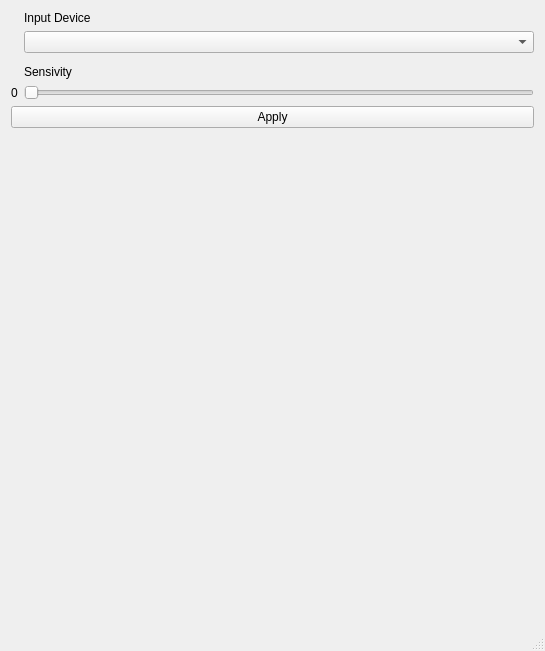
This is mainwindow.ui in oguzbakir/RivalQt as Qt 5 draws it before an edit. The edited form follows.
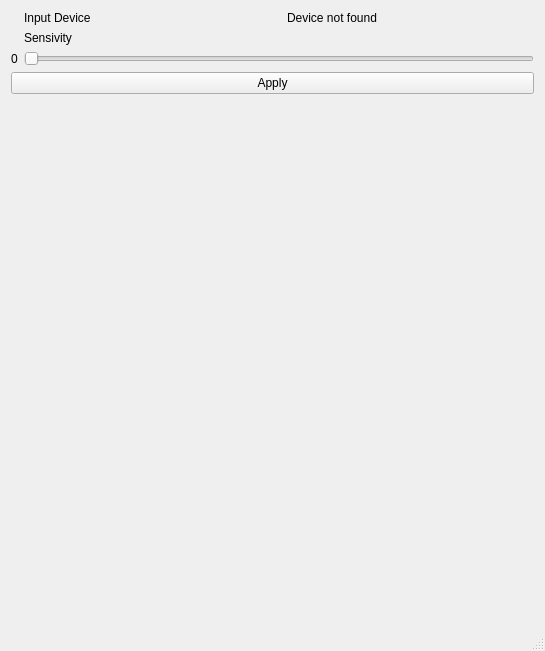
This is the edited form. Icons and pictures are not drawn.

Commit message: Added rivalcfg checker and device name label

What changed in the file:
```diff
--- a/mainwindow.ui
+++ b/mainwindow.ui
@@ -19,31 +19,45 @@
   </property>
   <widget class="QWidget" name="centralWidget">
    <layout class="QFormLayout" name="formLayout">
-    <item row="1" column="1">
+    <item row="0" column="1">
+     <layout class="QHBoxLayout" name="horizontalLayout">
+      <property name="spacing">
+       <number>16</number>
+      </property>
+      <property name="sizeConstraint">
+       <enum>QLayout::SetDefaultConstraint</enum>
+      </property>
+      <item>
      <widget class="QLabel" name="label">
       <property name="text">
        <string>Input Device</string>
       </property>
      </widget>
     </item>
-    <item row="2" column="1">
-     <widget class="QComboBox" name="comboBoxDevices"/>
-    </item>
-    <item row="4" column="1">
-     <widget class="QLabel" name="label_2">
+      <item>
+       <widget class="QLabel" name="deviceNameLabel">
+        <property name="text">
+         <string>Device not found</string>
+        </property>
+       </widget>
+      </item>
+     </layout>
+    </item>
+    <item row="1" column="1">
+     <widget class="QLabel" name="sensivityLabel">
       <property name="text">
        <string>Sensivity</string>
       </property>
      </widget>
     </item>
-    <item row="6" column="0">
+    <item row="3" column="0">
      <widget class="QLabel" name="lblValue">
       <property name="text">
        <string>0</string>
       </property>
      </widget>
     </item>
-    <item row="6" column="1">
+    <item row="3" column="1">
      <widget class="QSlider" name="sliderValue">
       <property name="sizePolicy">
        <sizepolicy hsizetype="Minimum" vsizetype="Fixed">
@@ -71,16 +85,13 @@
       </property>
      </widget>
     </item>
-    <item row="7" column="0" colspan="2">
-     <widget class="QPushButton" name="btnReset">
+    <item row="4" column="0" colspan="2">
+     <widget class="QPushButton" name="btnApply">
       <property name="text">
        <string>Apply</string>
       </property>
      </widget>
     </item>
-    <item row="3" column="1">
-     <layout class="QHBoxLayout" name="horizontalLayout"/>
-    </item>
    </layout>
   </widget>
   <widget class="QStatusBar" name="statusBar"/>
```
Left out of the diff: 4 changed lines with no effect on the pictures. Lines whose indentation alone changed are shown as unchanged. The commit also changes 2 other files.
